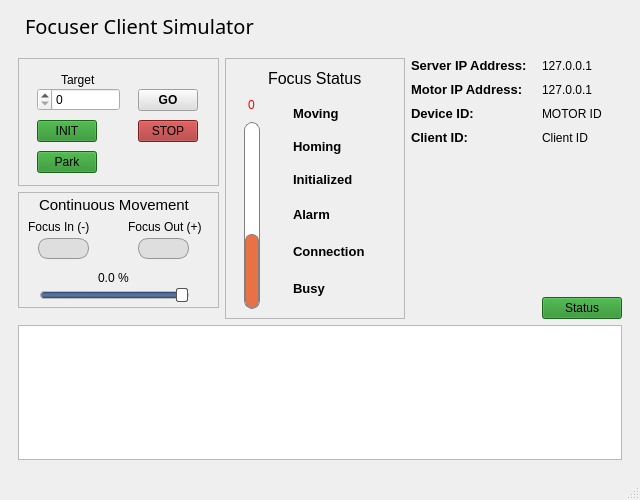
The window that assets/ui/client.ui (dev-LNA/HostFocuser160) describes before a commit, drawn with Qt 5.
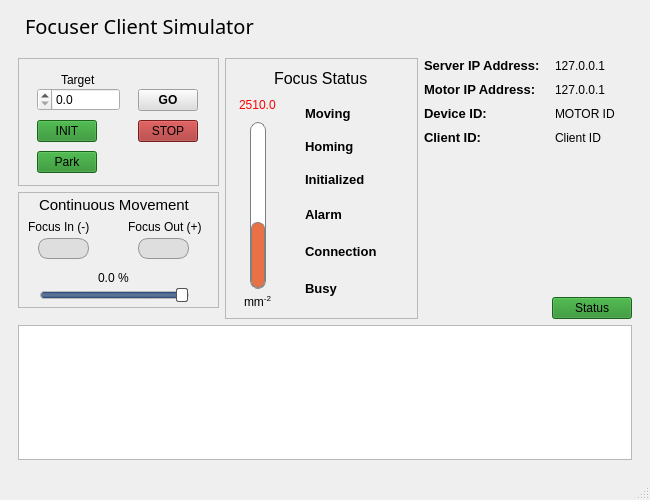
The same window after the commit. The open tabs and pages were chosen to show the change. Icons and pictures are not drawn.

Commit message:
Changed position type in client for better resolution
- Now client show positiona as float and sends move command as float,
this is required to achieve a micron resolution;
- Also changed some types along the code;

Patch:
```diff
--- a/assets/ui/client.ui
+++ b/assets/ui/client.ui
@@ -6,7 +6,7 @@
    <rect>
     <x>0</x>
     <y>0</y>
-    <width>640</width>
+    <width>650</width>
     <height>500</height>
    </rect>
   </property>
@@ -18,13 +18,13 @@
   </property>
   <property name="minimumSize">
    <size>
-    <width>640</width>
+    <width>650</width>
     <height>500</height>
    </size>
   </property>
   <property name="maximumSize">
    <size>
-    <width>640</width>
+    <width>650</width>
     <height>500</height>
    </size>
   </property>
@@ -807,7 +807,7 @@
                 </widget>
                </item>
                <item>
-                <widget class="QSpinBox" name="sbMovePos">
+                <widget class="QDoubleSpinBox" name="sbMovePos">
                  <property name="minimumSize">
                   <size>
                    <width>0</width>
@@ -829,8 +829,23 @@
                  <property name="buttonSymbols">
                   <enum>QAbstractSpinBox::ButtonSymbols::UpDownArrows</enum>
                  </property>
+                 <property name="accelerated">
+                  <bool>true</bool>
+                 </property>
+                 <property name="suffix">
+                  <string/>
+                 </property>
+                 <property name="decimals">
+                  <number>1</number>
+                 </property>
                  <property name="maximum">
-                  <number>2510</number>
+                  <double>2510.000000000000000</double>
+                 </property>
+                 <property name="singleStep">
+                  <double>0.100000000000000</double>
+                 </property>
+                 <property name="value">
+                  <double>0.000000000000000</double>
                  </property>
                 </widget>
                </item>
@@ -921,7 +936,7 @@
          <widget class="QFrame" name="frame_3">
           <property name="maximumSize">
            <size>
-            <width>180</width>
+            <width>193</width>
             <height>16777215</height>
            </size>
           </property>
@@ -991,11 +1006,11 @@
              <property name="rightMargin">
               <number>0</number>
              </property>
-             <item alignment="Qt::AlignmentFlag::AlignHCenter">
-              <widget class="QSpinBox" name="sbFocusPos">
+             <item>
+              <widget class="QDoubleSpinBox" name="sbFocusPos">
                <property name="minimumSize">
                 <size>
-                 <width>35</width>
+                 <width>47</width>
                  <height>0</height>
                 </size>
                </property>
@@ -1023,14 +1038,20 @@
                <property name="keyboardTracking">
                 <bool>false</bool>
                </property>
+               <property name="decimals">
+                <number>1</number>
+               </property>
                <property name="minimum">
-                <number>-10</number>
+                <double>-10.000000000000000</double>
                </property>
                <property name="maximum">
-                <number>2600</number>
+                <double>2510.000000000000000</double>
+               </property>
+               <property name="singleStep">
+                <double>0.100000000000000</double>
                </property>
                <property name="value">
-                <number>0</number>
+                <double>2510.000000000000000</double>
                </property>
               </widget>
              </item>
@@ -1110,6 +1131,19 @@
                </property>
               </widget>
              </item>
+             <item alignment="Qt::AlignmentFlag::AlignHCenter|Qt::AlignmentFlag::AlignTop">
+              <widget class="QLabel" name="label_8">
+               <property name="maximumSize">
+                <size>
+                 <width>16777215</width>
+                 <height>15</height>
+                </size>
+               </property>
+               <property name="text">
+                <string>mm&lt;sup&gt;-2&lt;/sup&gt;</string>
+               </property>
+              </widget>
+             </item>
             </layout>
            </item>
            <item row="1" column="1">
```
Left out of the diff: 4 changed lines with no effect on the pictures. The commit also changes 8 other files.
